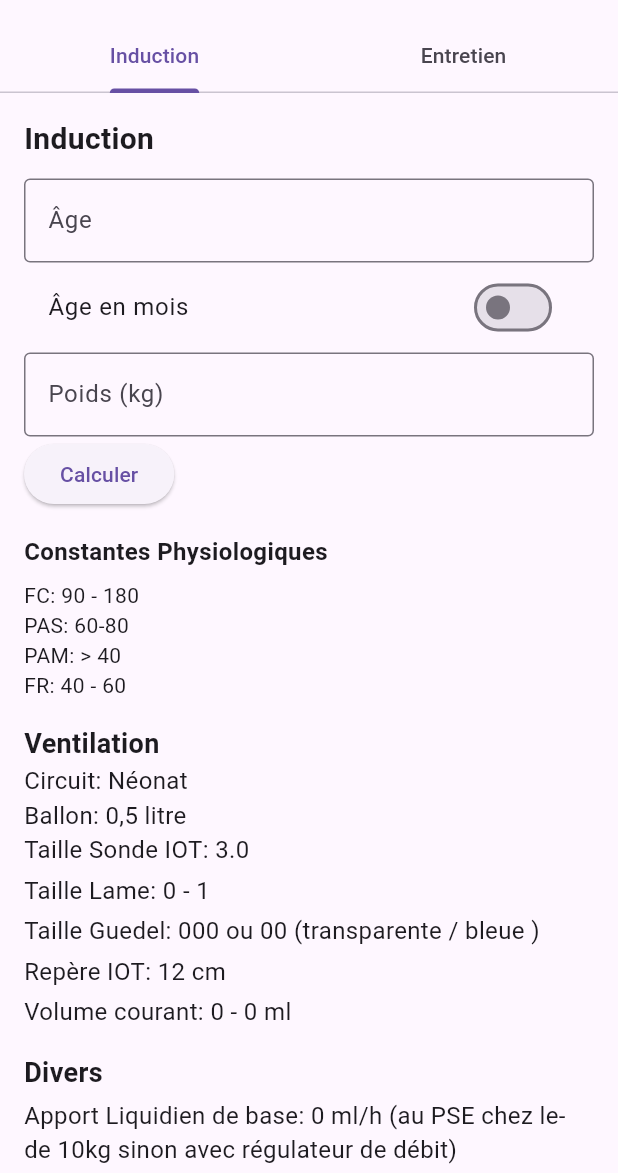
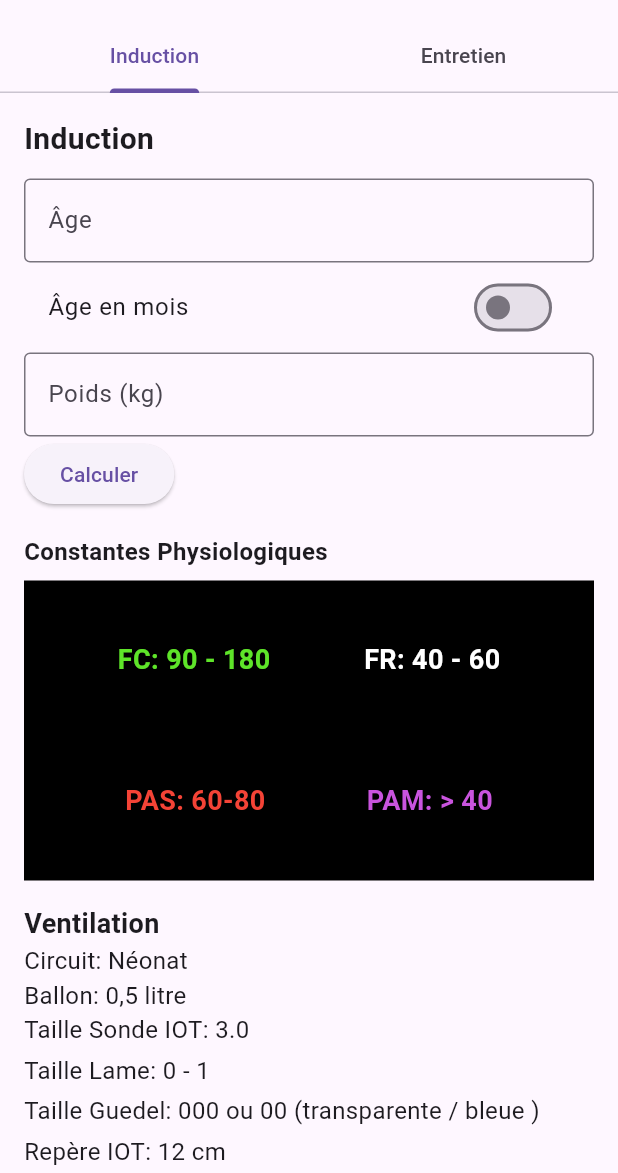
Before and after one commit to Thomdev38/pedianest, a Flutter app: the PosologieCalculatorScreen screen opened directly, after a tap on "Calculer", on a phone screen of 412 x 824 dp, the part 63-1236 px from its top. Run offline on Flutter 3.47's test engine with Material 3 defaults, Android fonts, the phone set to English and light mode, and no system bars; our stand-ins replace flutter_onboarding_slider; missing offline and left inert: syncfusion_flutter_pdfviewer.

Commit message:
Update posologiecalculator.dart

```diff
--- a/lib/posologiecalculator.dart
+++ b/lib/posologiecalculator.dart
@@ -57,7 +57,7 @@ class _PosologieCalculatorScreenState extends State<PosologieCalculatorScreen> {
   int? remplissagevasc;
   double? doseDexametasone;
   double? doseNarcan;
-
+  double? doseketaNMDA;
 
   int calculerApportLiquidien(int poids) {
     int apport = 0;
@@ -72,9 +72,6 @@ class _PosologieCalculatorScreenState extends State<PosologieCalculatorScreen> {
 
     return apport;
   }
-
-
-
 
   Map<String, String> obtenirConstantesPhysiologiques(int ageEnMois) {
     if (ageEnMois <= 1) {
@@ -121,6 +118,7 @@ class _PosologieCalculatorScreenState extends State<PosologieCalculatorScreen> {
       };
     }
   }
+
   Map<String, String> obtenirCircuit(int poids) {
     if (poids <= 5) {
       return {
@@ -197,8 +195,6 @@ class _PosologieCalculatorScreenState extends State<PosologieCalculatorScreen> {
     }
   }
 
-
-
   Map<String, String> obtenirTailleLame(int poids) {
     if (poids <= 5) {
       return {
@@ -274,10 +270,11 @@ class _PosologieCalculatorScreenState extends State<PosologieCalculatorScreen> {
       dosePropofolEntretien = poids * 10.0; // 10 mg/kg/h;
       doseAdrenaline = poids * 0.01;
       doseAtropine = poids * 0.02;
-      poidstext = poids  * 1;
+      poidstext = poids * 1;
       remplissagevasc = poids * 20;
       doseDexametasone = poids * 0.2;
       doseNarcan = poids * 0.1;
+      doseketaNMDA = poids * 0.2;
 
       // Condition spécifique pour la dose de célocurine
       if (ageEnMois < 24) {
@@ -299,12 +296,6 @@ class _PosologieCalculatorScreenState extends State<PosologieCalculatorScreen> {
       ballon = obtenirBallon(poids);
       taillesonde = obtenirtaillesonde(poids);
       tailleguedel = obtenirTailleguedel(ageEnMois);
-
-
-
-
-
-
 
       //if (ageEnMois < 12) {
       // tailleSonde = roundToHalf(ageEnMois / 10.0 + 3.0);
@@ -378,13 +369,11 @@ class _PosologieCalculatorScreenState extends State<PosologieCalculatorScreen> {
               remplissagevasc: remplissagevasc,
               doseDexametasone: doseDexametasone,
               doseNarcan: doseNarcan,
-
-
+              doseketaNMDA: doseketaNMDA,
             ),
             EntretienPage(
-              dosePropofolEntretien:
-                  dosePropofolEntretien,
-                  poidstext: poidstext,// Passer la nouvelle variable
+              dosePropofolEntretien: dosePropofolEntretien,
+              poidstext: poidstext, // Passer la nouvelle variable
             ),
           ],
         ),
@@ -437,9 +426,9 @@ class InductionPage extends StatelessWidget {
   final Map<String, String>? taillesonde;
   final Map<String, String>? tailleguedel;
   final double? doseDexametasone;
+  final double? doseketaNMDA;
 
   int? dosePropofolEntretien;
-
 
   InductionPage({
     super.key,
@@ -486,8 +475,7 @@ class InductionPage extends StatelessWidget {
     required this.remplissagevasc,
     required this.doseDexametasone,
     required this.doseNarcan,
-
-
+    required this.doseketaNMDA,
   });
 
   @override
@@ -538,10 +526,43 @@ class InductionPage extends StatelessWidget {
               style: TextStyle(fontSize: 16, fontWeight: FontWeight.bold),
             ),
             const SizedBox(height: 8),
-            Text('FC: ${constantesPhysiologiques!['FC']}'),
-            Text('PAS: ${constantesPhysiologiques!['PAS']}'),
-            Text('PAM: ${constantesPhysiologiques!['PAM']}'),
-            Text('FR: ${constantesPhysiologiques!['FR']}'),
+            Container(
+              padding: EdgeInsets.only(top: 40, bottom: 40),
+              color: Colors.black,
+              height: 200,
+              child: Column(
+                children: [
+                  Row(
+                    crossAxisAlignment: CrossAxisAlignment.start,
+                    children: [
+
+                      Spacer(),
+                      Text(
+                        'FC: ${constantesPhysiologiques!['FC']}',
+                        style: const TextStyle(color: Color.fromARGB(255, 94, 228, 41), fontSize: 18, fontWeight: FontWeight.bold),
+                      ),
+                      Spacer(),
+                      Text('FR: ${constantesPhysiologiques!['FR']}',
+                          style: const TextStyle(color: Colors.white, fontSize: 18, fontWeight: FontWeight.bold)),
+
+                      Spacer(),
+                    ],
+                  ),
+                  Spacer(),
+                  Row(
+                    children: [
+                      Spacer(),
+                      Text('PAS: ${constantesPhysiologiques!['PAS']}',
+                          style: const TextStyle(color: Colors.red, fontSize: 18, fontWeight: FontWeight.bold)),
+                      Spacer(),
+                      Text('PAM: ${constantesPhysiologiques!['PAM']}',
+                          style: const TextStyle(color: Color.fromARGB(255, 201, 84, 222), fontSize: 18, fontWeight: FontWeight.bold)),
+                      Spacer(),
+                    ],
+                  )
+                ],
+              ),
+            ),
             const SizedBox(height: 16),
           ],
           if (taillesonde != null) ...[
@@ -549,13 +570,18 @@ class InductionPage extends StatelessWidget {
               "Ventilation",
               style: TextStyle(fontSize: 18, fontWeight: FontWeight.bold),
             ),
-            Text('Circuit: ${circuit!['circuit']}',style: const TextStyle(fontSize: 16),),
-            Text('Ballon: ${ballon!['ballon']}',style: const TextStyle(fontSize: 16),),
+            Text(
+              'Circuit: ${circuit!['circuit']}',
+              style: const TextStyle(fontSize: 16),
+            ),
+            Text(
+              'Ballon: ${ballon!['ballon']}',
+              style: const TextStyle(fontSize: 16),
+            ),
             Text(
               'Taille Sonde IOT: ${taillesonde!['taillesonde']}',
               style: const TextStyle(fontSize: 16),
             ),
-
           ],
           if (taillelame != null) ...[
             const SizedBox(height: 4),
@@ -563,13 +589,11 @@ class InductionPage extends StatelessWidget {
               'Taille Lame: ${taillelame!['taillelame']}',
               style: const TextStyle(fontSize: 16),
             ),
-
             const SizedBox(height: 4),
             Text(
               'Taille Guedel: ${tailleguedel!['tailleguedel']}',
               style: const TextStyle(fontSize: 16),
             ),
-
           ],
           if (repereiot != null) ...[
             const SizedBox(height: 4),
@@ -591,13 +615,21 @@ class InductionPage extends StatelessWidget {
             ),
             const SizedBox(height: 4),
             Text(
-              'Apport Liquidien de base: $apportLiquidien ml/h (au PSE chez le- de 10kg sinon avec régulateur de débit)' ,
+              'Apport Liquidien de base: $apportLiquidien ml/h (au PSE chez le- de 10kg sinon avec régulateur de débit)',
               style: const TextStyle(fontSize: 16),
             ),
-              Text("Remplissage vasculaire par des bolus de $remplissagevasc ml de cristalloides.", style: const TextStyle(fontSize: 16),),
-              const Text("Compensation du jeune: Durée du jeune x besoin horaire = volume à compenser", style: TextStyle(fontSize: 11),),
-            const Text("Passer 50% de ce volume la première heure et 50% sur la deuxième heure", style: TextStyle(fontSize: 11),),
-
+            Text(
+              "Remplissage vasculaire par des bolus de $remplissagevasc ml de cristalloides.",
+              style: const TextStyle(fontSize: 16),
+            ),
+            const Text(
+              "Compensation du jeune: Durée du jeune x besoin horaire = volume à compenser",
+              style: TextStyle(fontSize: 11),
+            ),
+            const Text(
+              "Passer 50% de ce volume la première heure et 50% sur la deuxième heure",
+              style: TextStyle(fontSize: 11),
+            ),
           ],
           const SizedBox(height: 16),
           if (dosePropofolmini != null && dosePropofolmaxi != null) ...[
@@ -644,14 +676,13 @@ class InductionPage extends StatelessWidget {
                                 'Propofol: $dosePropofolmini - $dosePropofolmaxi mg',
                                 style: const TextStyle(fontSize: 16),
                               ),
-                        const Text("2 à 5 mg/kg",style: TextStyle(fontSize: 12, color: Colors.grey), textAlign: TextAlign.right),
-
+                              const Text("2 à 5 mg/kg",
+                                  style: TextStyle(
+                                      fontSize: 12, color: Colors.grey),
+                                  textAlign: TextAlign.right),
                             ],
-
-
-                        ),),
-
-
+                          ),
+                        ),
                         const SizedBox(height: 7),
                         SizedBox(
                           width: double.infinity,
@@ -662,7 +693,12 @@ class InductionPage extends StatelessWidget {
                                 'Etomidate: ${doseEtomidate!.toStringAsFixed(1)} mg',
                                 style: const TextStyle(fontSize: 16),
                               ),
-                        const Text("0,2 mg/kg",style: TextStyle(fontSize: 12, color: Colors.grey), textAlign: TextAlign.right,),
+                              const Text(
+                                "0,2 mg/kg",
+                                style:
+                                    TextStyle(fontSize: 12, color: Colors.grey),
+                                textAlign: TextAlign.right,
+                              ),
                             ],
                           ),
                         ),
@@ -676,7 +712,26 @@ class InductionPage extends StatelessWidget {
                                 "Ketamine: $doseKetaminemini - $doseKetaminemaxi mg",
                                 style: const TextStyle(fontSize: 16),
                               ),
-                        const Text("2 mg/kg pour induction IV",style: TextStyle(fontSize: 12, color: Colors.grey), textAlign: TextAlign.right),
+                              const Text("2 mg/kg pour induction IV",
+                                  style: TextStyle(
+                                      fontSize: 12, color: Colors.grey),
+                                  textAlign: TextAlign.right),
+                            ],
+                          ),
+                        ),
+                        SizedBox(
+                          width: double.infinity,
+                          child: Column(
+                            crossAxisAlignment: CrossAxisAlignment.start,
+                            children: [
+                              Text(
+                                "Ketamine: $doseketaNMDA mg",
+                                style: const TextStyle(fontSize: 16),
+                              ),
+                              const Text("0.2 mg/kg (anti NMDA)",
+                                  style: TextStyle(
+                                      fontSize: 12, color: Colors.grey),
+                                  textAlign: TextAlign.right),
                             ],
                           ),
                         ),
@@ -703,6 +758,7 @@ class InductionPage extends StatelessWidget {
                             fontWeight: FontWeight.bold,
                           ),
                         ),
+                        const SizedBox(height: 7),
                         SizedBox(
                           width: double.infinity,
                           child: Column(
@@ -712,25 +768,60 @@ class InductionPage extends StatelessWidget {
                                 'Sufentanyl: ${doseSufentamini!.toStringAsFixed(1)} - ${doseSufentamaxi!.toStringAsFixed(1)} µg',
                                 style: const TextStyle(fontSize: 16),
                               ),
-                        const Text("2 mg/kg pour induction IV",style: TextStyle(fontSize: 12, color: Colors.grey), textAlign: TextAlign.right),
-
-                          ],),
+                              const Text("2 mg/kg",
+                                  style: TextStyle(
+                                      fontSize: 12, color: Colors.grey),
+                                  textAlign: TextAlign.right),
+                            ],
                           ),
-
-                        const SizedBox(height: 2),
+                        ),
+                        const SizedBox(height: 7),
+                        SizedBox(
+                          child: Column(
+                            crossAxisAlignment: CrossAxisAlignment.start,
+                            children: [
                               Text(
                                 'Alfentanyl: $doseAlfentanylmini - $doseAlfentanylmaxi µg',
                                 style: const TextStyle(fontSize: 16),
                               ),
-                        const SizedBox(height: 2),
+                              const Text(" 20 à 40 mcg/kg",
+                                  style: TextStyle(
+                                      fontSize: 12, color: Colors.grey),
+                                  textAlign: TextAlign.right),
+                            ],
+                          ),
+                        ),
+                        const SizedBox(height: 7),
+                        SizedBox(
+                          child: Column(
+                            crossAxisAlignment: CrossAxisAlignment.start,
+                            children: [
                               Text(
                                 'Remifentanyl: ${doseRemifentanylmini!.toStringAsFixed(1)} - ${doseRemifentanylmaxi!.toStringAsFixed(1)} µg',
                                 style: const TextStyle(fontSize: 16),
                               ),
-                        const SizedBox(height: 2),
+                              const Text(" 20 à 40 mcg/kg",
+                                  style: TextStyle(
+                                      fontSize: 12, color: Colors.grey),
+                                  textAlign: TextAlign.right),
+                            ],
+                          ),
+                        ),
+                        const SizedBox(height: 7),
+                        SizedBox(
+                          child: Column(
+                            crossAxisAlignment: CrossAxisAlignment.start,
+                            children: [
                               Text(
                                 'Fentanyl: $doseFentanylmini - $doseFentanylmaxi µg',
                                 style: const TextStyle(fontSize: 16),
+                              ),
+                              const Text(" 20 à 50 mcg/kg",
+                                  style: TextStyle(
+                                      fontSize: 12, color: Colors.grey),
+                                  textAlign: TextAlign.right),
+                            ],
+                          ),
                         ),
                       ],
                     ),
@@ -756,26 +847,22 @@ class InductionPage extends StatelessWidget {
                         ),
                         Text(
                           'Cisatracrium: ${doseCisatracrium!.toStringAsFixed(1)} mg',
-                    style: const TextStyle(
-                        fontSize: 16),
+                          style: const TextStyle(fontSize: 16),
                         ),
                         const SizedBox(height: 2),
                         Text(
                           'Celocurine: $doseCelocurinemini mg',
-                    style: const TextStyle(
-                        fontSize: 16),
+                          style: const TextStyle(fontSize: 16),
                         ),
                         const SizedBox(height: 2),
                         Text(
                           'Atracrium: ${doseAtracrium!.toStringAsFixed(1)} mg',
-                    style: const TextStyle(
-                        fontSize: 16),
+                          style: const TextStyle(fontSize: 16),
                         ),
                         const SizedBox(height: 2),
                         Text(
                           'Rocuronium: ${doseRocuroniummini!.toStringAsFixed(0)} - ${doseRocuroniummaxi!.toStringAsFixed(0)} mg',
-                    style: const TextStyle(
-                         fontSize: 16),
+                          style: const TextStyle(fontSize: 16),
                         ),
                       ],
                     ),
@@ -786,14 +873,14 @@ class InductionPage extends StatelessWidget {
                   Container(
                     width: double.infinity,
                     decoration: BoxDecoration(
-                      border: Border.all(color: Colors.purple.shade400, width: 5),
+                      border:
+                          Border.all(color: Colors.purple.shade400, width: 5),
                     ),
                     padding: const EdgeInsets.all(5),
                     margin: const EdgeInsets.all(3),
                     child: Column(
                       crossAxisAlignment: CrossAxisAlignment.start,
                       children: [
-
                         const Text(
                           "Amines:",
                           style: TextStyle(
@@ -830,7 +917,6 @@ class InductionPage extends StatelessWidget {
                             ],
                           ),
                         ),
-
                       ],
                     ),
                   ),
@@ -838,8 +924,10 @@ class InductionPage extends StatelessWidget {
                   const SizedBox(height: 4),
                   //container violet des amines
                   Container(
+                    width: double.infinity,
                     decoration: BoxDecoration(
-                      border: Border.all(color: Colors.green.shade400, width: 5),
+                      border:
+                          Border.all(color: Colors.green.shade400, width: 5),
                     ),
                     padding: const EdgeInsets.all(5),
                     margin: const EdgeInsets.all(3),
@@ -877,7 +965,6 @@ class InductionPage extends StatelessWidget {
                   ),
                   const SizedBox(height: 4),
 
-
                   const SizedBox(height: 16),
                   const Text(
                     "Autres:",
@@ -894,8 +981,6 @@ class InductionPage extends StatelessWidget {
                     'Narcan: ${doseNarcan!.toStringAsFixed(1)}  mg',
                     style: const TextStyle(fontSize: 16),
                   ),
-
-
                 ],
               ),
             )
```
Lines whose indentation alone changed are shown as unchanged.
